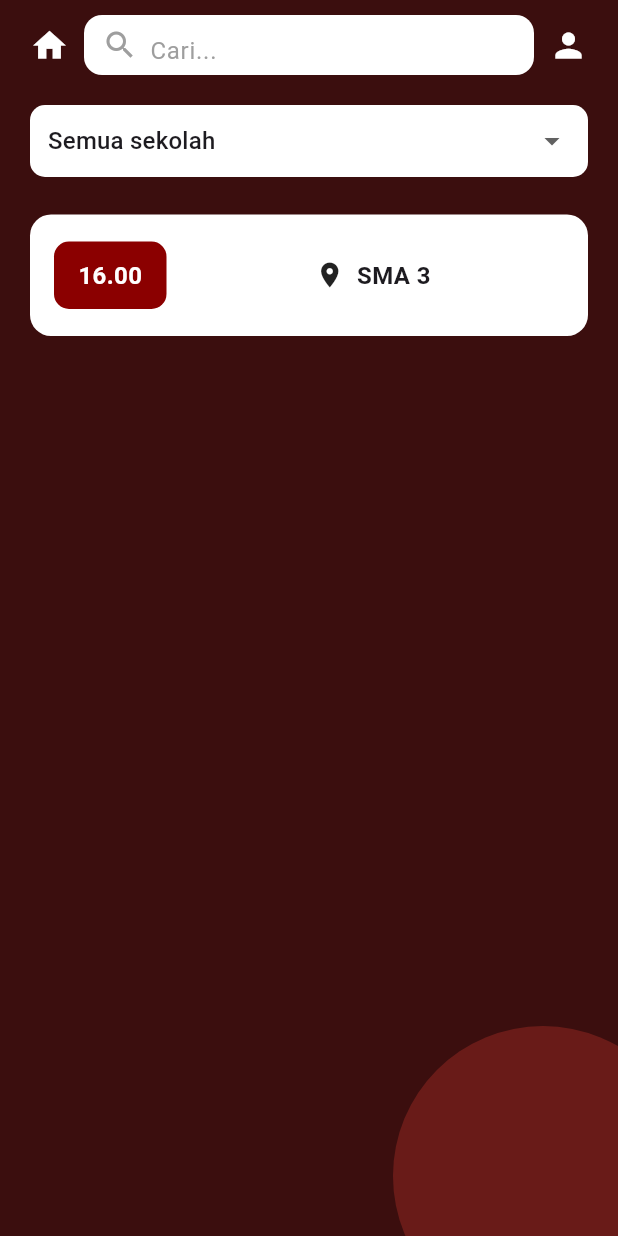
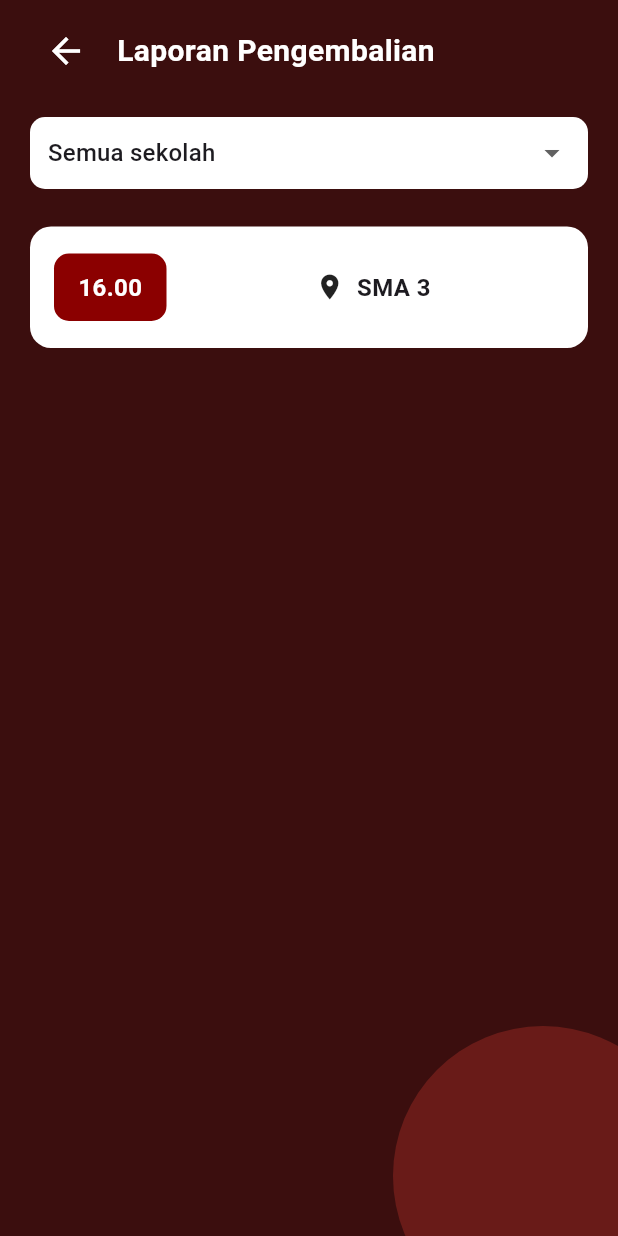
Before and after one commit to Lowland19/project_rpll, a Flutter app: the LaporanPengembalian screen opened directly, on a phone screen of 412 x 824 dp. Run offline on Flutter 3.47's test engine with Material 3 defaults, Android fonts, the phone set to English and light mode, and no system bars; our stand-ins replace camera, image_picker, supabase_flutter; accounts and stored records are empty.

Commit message:
26/11/2025 update lapran pengembalian

```diff
--- a/lib/screens/laporan_pengembalian.dart
+++ b/lib/screens/laporan_pengembalian.dart
@@ -31,41 +31,22 @@ class LaporanPengembalian extends StatelessWidget {
                 crossAxisAlignment: CrossAxisAlignment.start,
                 children: [
 
-                  // 🔹 Row Top Bar
+                  // 🔙 TOP BAR Back + Title
                   Row(
-                    mainAxisAlignment: MainAxisAlignment.spaceBetween,
                     children: [
-                      const Icon(Icons.home, color: Colors.white, size: 26),
-
-                      // 🔍 SEARCH BAR
-                      Expanded(
-                        child: Container(
-                          margin: const EdgeInsets.symmetric(horizontal: 10),
-                          padding: const EdgeInsets.symmetric(horizontal: 12),
-                          height: 40,
-                          decoration: BoxDecoration(
-                            color: Colors.white,
-                            borderRadius: BorderRadius.circular(12),
-                          ),
-                          child: const Row(
-                            children: [
-                              Icon(Icons.search, color: Colors.grey),
-                              SizedBox(width: 8),
-                              Expanded(
-                                child: TextField(
-                                  decoration: InputDecoration(
-                                    border: InputBorder.none,
-                                    hintText: "Cari...",
-                                    hintStyle: TextStyle(color: Colors.grey),
-                                  ),
-                                ),
-                              ),
-                            ],
-                          ),
+                      IconButton(
+                        icon: const Icon(Icons.arrow_back, color: Colors.white, size: 28),
+                        onPressed: () => Navigator.pop(context),
+                      ),
+                      const SizedBox(width: 10),
+                      const Text(
+                        "Laporan Pengembalian",
+                        style: TextStyle(
+                          color: Colors.white,
+                          fontSize: 20,
+                          fontWeight: FontWeight.bold,
                         ),
-                      ),
-
-                      const Icon(Icons.person, color: Colors.white, size: 26),
+                      )
                     ],
                   ),
 
```
